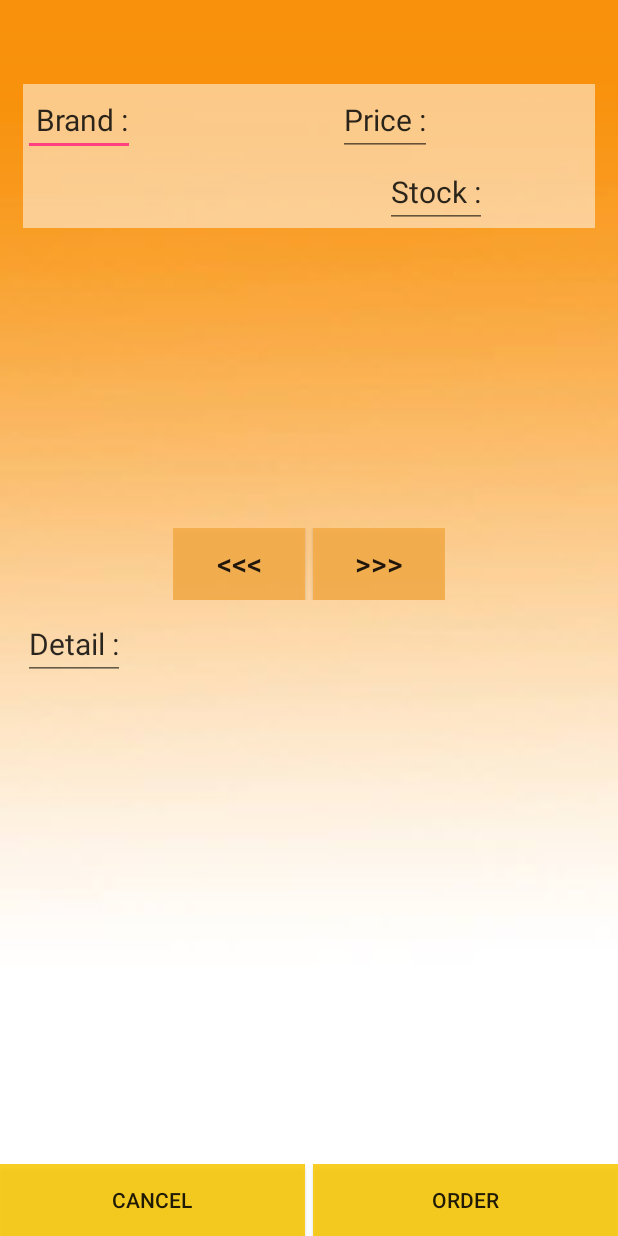
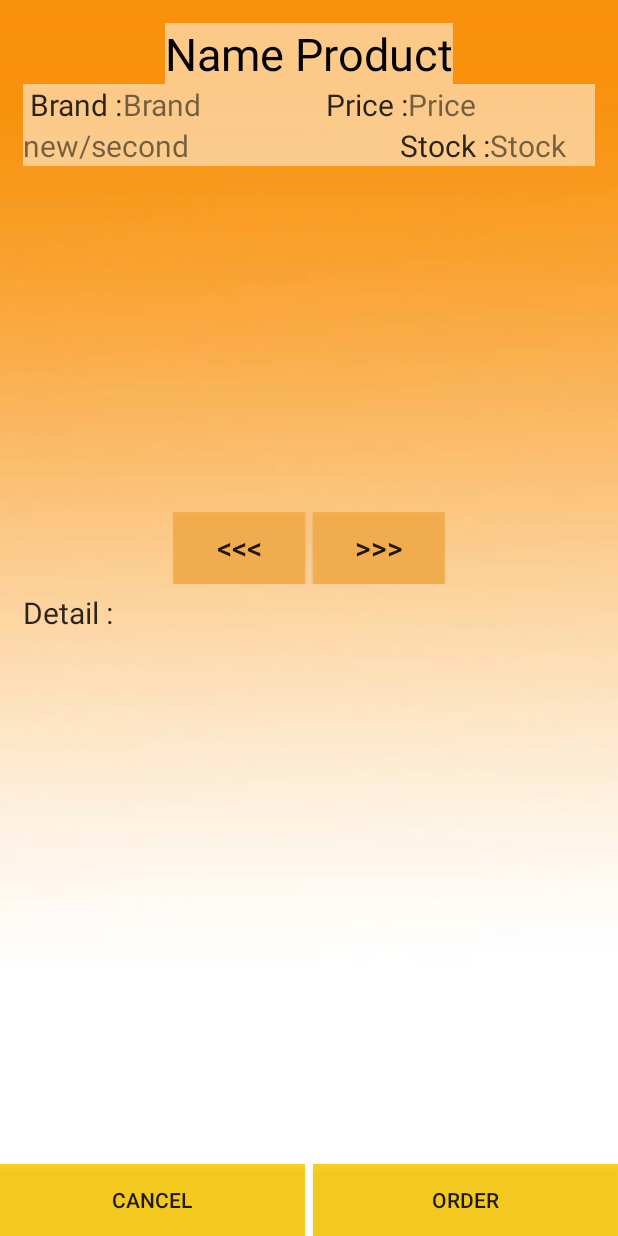
Before and after one commit to toeynutdanai/BlackSheepToy, an Android app: the ToyDetail screen opened directly, with no data from a screen before it, on a phone screen of 412 x 824 dp. Run offline under Robolectric (Android 15) with nearby library versions, the phone set to English and light mode, and no system bars.

Commit message:
8/5/59 Design Toy Detail Finish final

```diff
--- a/app/src/main/res/layout/activity_toy_detail.xml
+++ b/app/src/main/res/layout/activity_toy_detail.xml
@@ -17,7 +17,8 @@
         android:layout_marginTop="15dp"
         android:layout_marginLeft="15dp"
         android:layout_marginRight="15dp"
-        android:background="#82ffffff" />
+        android:background="#82ffffff"
+        android:text="Name Product" />
 
     <LinearLayout
         android:orientation="horizontal"
@@ -29,7 +30,7 @@
         android:layout_marginRight="15dp"
         android:background="#82ffffff">
 
-        <EditText
+        <TextView
             android:layout_width="wrap_content"
             android:layout_height="wrap_content"
             android:id="@+id/editText3"
@@ -41,9 +42,10 @@
             android:layout_width="120dp"
             android:layout_height="wrap_content"
             android:id="@+id/textView11"
-            android:textSize="@dimen/h2" />
+            android:textSize="@dimen/h2"
+            android:text="Brand" />
 
-        <EditText
+        <TextView
             android:layout_width="wrap_content"
             android:layout_height="wrap_content"
             android:id="@+id/editText4"
@@ -56,7 +58,8 @@
             android:layout_width="90dp"
             android:layout_height="wrap_content"
             android:id="@+id/textView12"
-            android:textSize="@dimen/h2" />
+            android:textSize="@dimen/h2"
+            android:text="Price" />
 
     </LinearLayout>
 
@@ -78,9 +81,10 @@
             android:layout_height="wrap_content"
             android:id="@+id/textView13"
             android:textSize="@dimen/h2"
-            android:layout_weight="1.21" />
+            android:layout_weight="1.21"
+            android:text="new/second" />
 
-        <EditText
+        <TextView
             android:layout_width="wrap_content"
             android:layout_height="wrap_content"
             android:id="@+id/editText6"
@@ -93,7 +97,8 @@
             android:layout_width="90dp"
             android:layout_height="wrap_content"
             android:id="@+id/textView14"
-            android:textSize="@dimen/h2" />
+            android:textSize="@dimen/h2"
+            android:text="Stock" />
     </LinearLayout>
 
     <ImageView
@@ -101,7 +106,8 @@
         android:layout_height="200dp"
         android:id="@+id/imageView2"
         android:layout_below="@+id/linearLayout2"
-        android:layout_centerHorizontal="true" />
+        android:layout_centerHorizontal="true"
+        android:layout_margin="15dp" />
 
     <LinearLayout
         android:orientation="horizontal"
@@ -176,7 +182,7 @@
         android:layout_marginRight="15dp"
         android:layout_marginBottom="5dp" >
 
-        <EditText
+        <TextView
             android:layout_width="wrap_content"
             android:layout_height="wrap_content"
             android:id="@+id/editText5"
```
